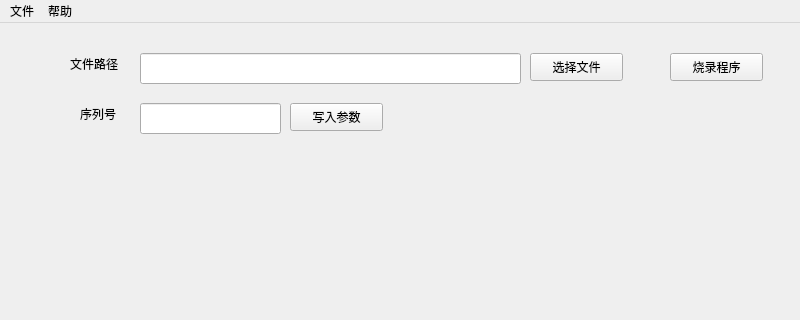
zjt-code/RSL15_Programmer, file mainwindow.ui: the form before one commit; both pictures show x 0 to 800 and y 0 to 320 of the 800 by 600 pixel window.
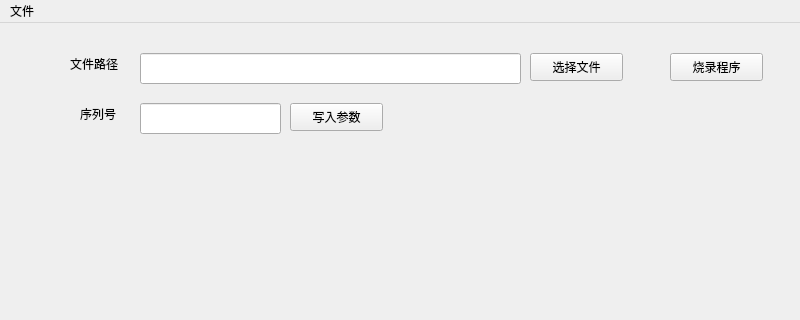
The form after the commit.

Diff of the .ui file:
```diff
--- a/mainwindow.ui
+++ b/mainwindow.ui
@@ -116,7 +116,7 @@
      <x>0</x>
      <y>0</y>
      <width>800</width>
-     <height>26</height>
+     <height>23</height>
     </rect>
    </property>
    <widget class="QMenu" name="File">
@@ -129,13 +129,7 @@
     <addaction name="separator"/>
     <addaction name="actionOption"/>
    </widget>
-   <widget class="QMenu" name="Help">
-    <property name="title">
-     <string>帮助</string>
-    </property>
-   </widget>
    <addaction name="File"/>
-   <addaction name="Help"/>
   </widget>
   <action name="actionOpen">
    <property name="text">
```
